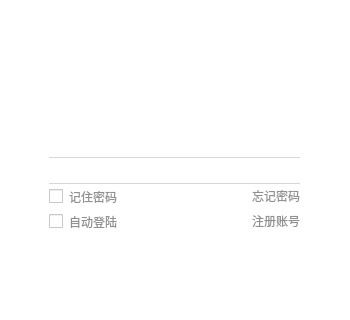
Before: the Qt Designer form src/Widget/login.ui in iMageChans/HaalaCloud, drawn with Qt 5; both pictures show x 0 to 350 and y 0 to 320 of the 350 by 520 pixel window.
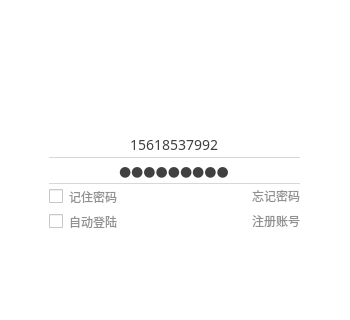
After: the same form once the commit is applied. Icons and pictures are not drawn.

What changed in the file:
```diff
--- a/src/Widget/login.ui
+++ b/src/Widget/login.ui
@@ -122,7 +122,7 @@
 text-align: left;</string>
             </property>
             <property name="text">
-             <string/>
+             <string>15618537992</string>
             </property>
             <property name="alignment">
              <set>Qt::AlignCenter</set>
@@ -165,6 +165,9 @@
 color: #404040;
 text-align: left;</string>
             </property>
+            <property name="text">
+             <string>bin258963</string>
+            </property>
             <property name="echoMode">
              <enum>QLineEdit::Password</enum>
             </property>
```
Left out of the diff: 6 changed lines with no effect on the pictures.
